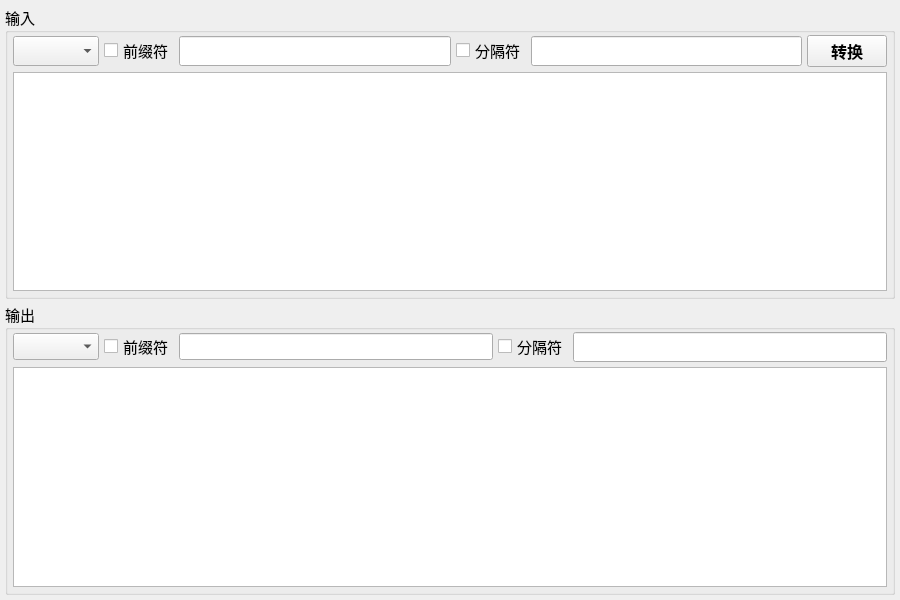
Before: the Qt Designer form Codec.ui in leichau/GSP, drawn with Qt 5.
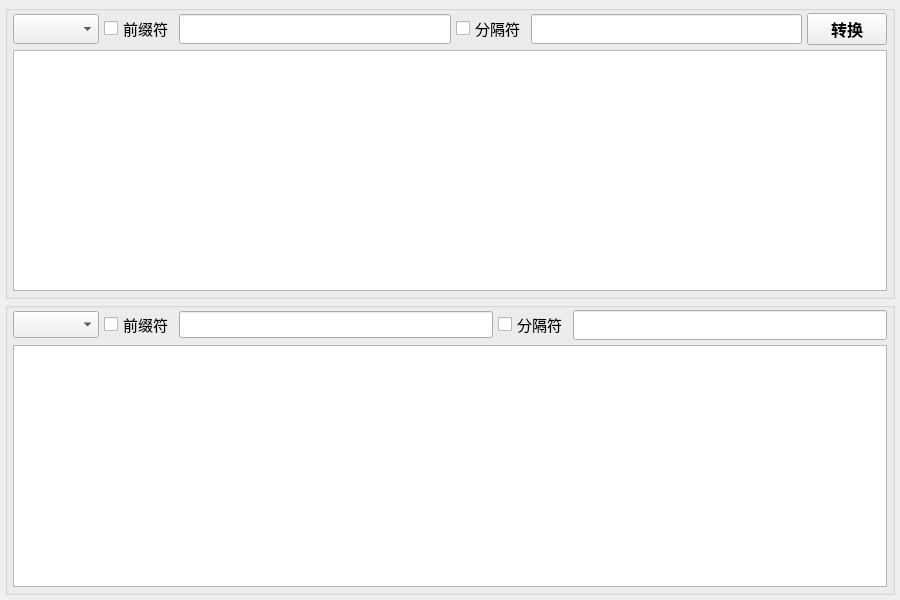
After: the same form once the commit is applied.

Patch:
```diff
--- a/Codec.ui
+++ b/Codec.ui
@@ -38,7 +38,7 @@
       </font>
      </property>
      <property name="title">
-      <string>输入</string>
+      <string/>
      </property>
      <layout class="QVBoxLayout" name="verticalLayout_2">
       <property name="spacing">
@@ -138,7 +138,7 @@
       <enum>Qt::LeftToRight</enum>
      </property>
      <property name="title">
-      <string>输出</string>
+      <string/>
      </property>
      <layout class="QVBoxLayout" name="verticalLayout_3">
       <property name="spacing">
```
